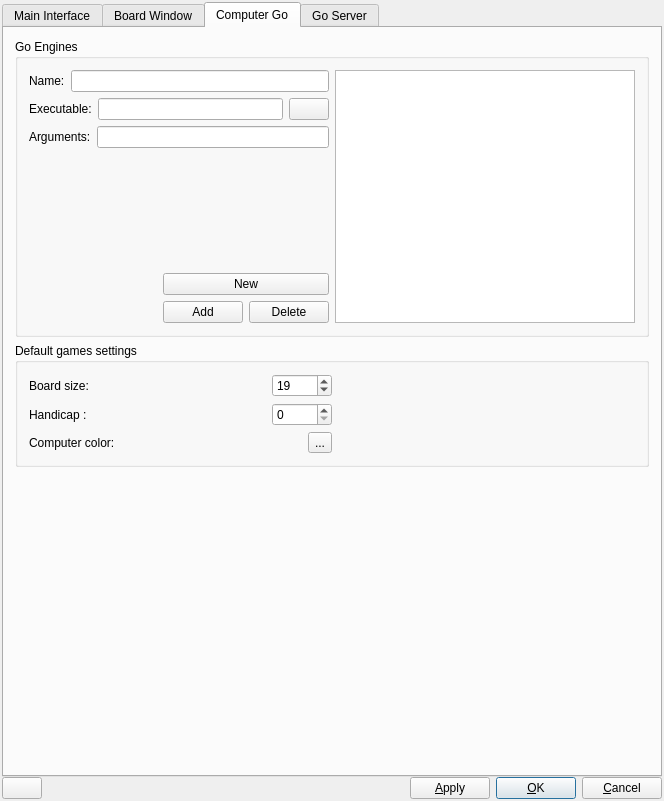
Before: the Qt Designer form src/preferences_gui.ui in bernds/q5Go, drawn with Qt 5.
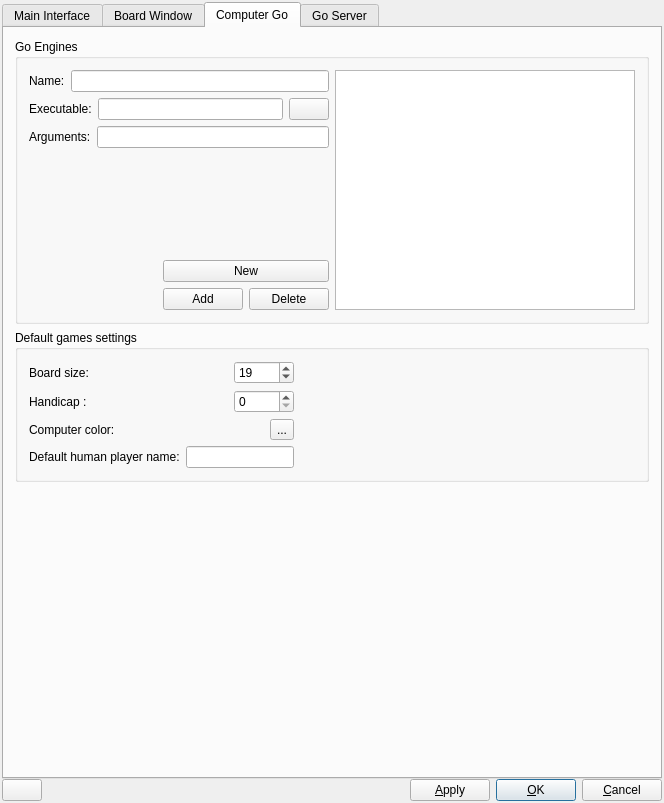
After: the same form once the commit is applied. Icons and pictures are not drawn.

Commit message: Add a field for the default human player name to the computer game preferences

Patch:
```diff
--- a/src/preferences_gui.ui
+++ b/src/preferences_gui.ui
@@ -7,7 +7,7 @@
     <x>0</x>
     <y>0</y>
     <width>664</width>
-    <height>801</height>
+    <height>803</height>
    </rect>
   </property>
   <property name="sizePolicy">
@@ -1621,119 +1621,8 @@
          <property name="title">
           <string>Default games settings</string>
          </property>
-         <layout class="QGridLayout">
-          <item row="0" column="0">
-           <layout class="QHBoxLayout">
-            <property name="spacing">
-             <number>6</number>
-            </property>
-            <property name="leftMargin">
-             <number>0</number>
-            </property>
-            <property name="topMargin">
-             <number>0</number>
-            </property>
-            <property name="rightMargin">
-             <number>0</number>
-            </property>
-            <property name="bottomMargin">
-             <number>0</number>
-            </property>
-            <item>
-             <widget class="QLabel" name="TextLabel3_3_3">
-              <property name="toolTip">
-               <string>board size</string>
-              </property>
-              <property name="text">
-               <string>Board size:</string>
-              </property>
-              <property name="wordWrap">
-               <bool>false</bool>
-              </property>
-             </widget>
-            </item>
-            <item>
-             <widget class="QSpinBox" name="computerSizeSpin">
-              <property name="maximumSize">
-               <size>
-                <width>60</width>
-                <height>32767</height>
-               </size>
-              </property>
-              <property name="toolTip">
-               <string>board size</string>
-              </property>
-              <property name="minimum">
-               <number>4</number>
-              </property>
-              <property name="maximum">
-               <number>36</number>
-              </property>
-              <property name="value">
-               <number>19</number>
-              </property>
-             </widget>
-            </item>
-           </layout>
-          </item>
-          <item row="1" column="0">
-           <layout class="QHBoxLayout">
-            <property name="spacing">
-             <number>6</number>
-            </property>
-            <property name="leftMargin">
-             <number>0</number>
-            </property>
-            <property name="topMargin">
-             <number>0</number>
-            </property>
-            <property name="rightMargin">
-             <number>0</number>
-            </property>
-            <property name="bottomMargin">
-             <number>0</number>
-            </property>
-            <item>
-             <widget class="QLabel" name="TextLabel6_2">
-              <property name="toolTip">
-               <string>Playing time</string>
-              </property>
-              <property name="text">
-               <string>Handicap :</string>
-              </property>
-              <property name="wordWrap">
-               <bool>false</bool>
-              </property>
-             </widget>
-            </item>
-            <item>
-             <widget class="QSpinBox" name="computerHandicapSpin">
-              <property name="maximumSize">
-               <size>
-                <width>60</width>
-                <height>32767</height>
-               </size>
-              </property>
-              <property name="toolTip">
-               <string>Playing time</string>
-              </property>
-              <property name="suffix">
-               <string/>
-              </property>
-              <property name="minimum">
-               <number>0</number>
-              </property>
-              <property name="maximum">
-               <number>9</number>
-              </property>
-              <property name="value">
-               <number>0</number>
-              </property>
-             </widget>
-            </item>
-           </layout>
-          </item>
-          <item row="2" column="0">
+         <layout class="QGridLayout" name="gridLayout_8">
+          <item row="2" column="0" rowspan="2" colspan="2">
            <layout class="QHBoxLayout" name="horizontalLayout_4">
             <property name="topMargin">
              <number>0</number>
@@ -1775,7 +1664,153 @@
             </item>
            </layout>
           </item>
-          <item row="1" column="1">
+          <item row="1" column="0" colspan="2">
+           <layout class="QHBoxLayout">
+            <property name="spacing">
+             <number>6</number>
+            </property>
+            <property name="leftMargin">
+             <number>0</number>
+            </property>
+            <property name="topMargin">
+             <number>0</number>
+            </property>
+            <property name="rightMargin">
+             <number>0</number>
+            </property>
+            <property name="bottomMargin">
+             <number>0</number>
+            </property>
+            <item>
+             <widget class="QLabel" name="TextLabel6_2">
+              <property name="toolTip">
+               <string>Playing time</string>
+              </property>
+              <property name="text">
+               <string>Handicap :</string>
+              </property>
+              <property name="wordWrap">
+               <bool>false</bool>
+              </property>
+             </widget>
+            </item>
+            <item>
+             <widget class="QSpinBox" name="computerHandicapSpin">
+              <property name="maximumSize">
+               <size>
+                <width>60</width>
+                <height>32767</height>
+               </size>
+              </property>
+              <property name="toolTip">
+               <string>Playing time</string>
+              </property>
+              <property name="suffix">
+               <string/>
+              </property>
+              <property name="minimum">
+               <number>0</number>
+              </property>
+              <property name="maximum">
+               <number>9</number>
+              </property>
+              <property name="value">
+               <number>0</number>
+              </property>
+             </widget>
+            </item>
+           </layout>
+          </item>
+          <item row="0" column="0" colspan="2">
+           <layout class="QHBoxLayout">
+            <property name="spacing">
+             <number>6</number>
+            </property>
+            <property name="leftMargin">
+             <number>0</number>
+            </property>
+            <property name="topMargin">
+             <number>0</number>
+            </property>
+            <property name="rightMargin">
+             <number>0</number>
+            </property>
+            <property name="bottomMargin">
+             <number>0</number>
+            </property>
+            <item>
+             <widget class="QLabel" name="TextLabel3_3_3">
+              <property name="toolTip">
+               <string>board size</string>
+              </property>
+              <property name="text">
+               <string>Board size:</string>
+              </property>
+              <property name="wordWrap">
+               <bool>false</bool>
+              </property>
+             </widget>
+            </item>
+            <item>
+             <widget class="QSpinBox" name="computerSizeSpin">
+              <property name="maximumSize">
+               <size>
+                <width>60</width>
+                <height>32767</height>
+               </size>
+              </property>
+              <property name="toolTip">
+               <string>board size</string>
+              </property>
+              <property name="minimum">
+               <number>4</number>
+              </property>
+              <property name="maximum">
+               <number>36</number>
+              </property>
+              <property name="value">
+               <number>19</number>
+              </property>
+             </widget>
+            </item>
+           </layout>
+          </item>
+          <item row="4" column="0" colspan="2">
+           <layout class="QHBoxLayout" name="_23">
+            <property name="spacing">
+             <number>6</number>
+            </property>
+            <property name="leftMargin">
+             <number>0</number>
+            </property>
+            <property name="topMargin">
+             <number>0</number>
+            </property>
+            <property name="rightMargin">
+             <number>0</number>
+            </property>
+            <property name="bottomMargin">
+             <number>0</number>
+            </property>
+            <item>
+             <widget class="QLabel" name="TextLabel3_3_5">
+              <property name="toolTip">
+               <string>board size</string>
+              </property>
+              <property name="text">
+               <string>Default human player name:</string>
+              </property>
+              <property name="wordWrap">
+               <bool>false</bool>
+              </property>
+             </widget>
+            </item>
+            <item>
+             <widget class="QLineEdit" name="humanName"/>
+            </item>
+           </layout>
+          </item>
+          <item row="4" column="2">
            <spacer name="horizontalSpacer_3">
             <property name="orientation">
              <enum>Qt::Horizontal</enum>
```
Left out of the diff: 2 changed lines with no effect on the pictures. The commit also changes 2 other files.
